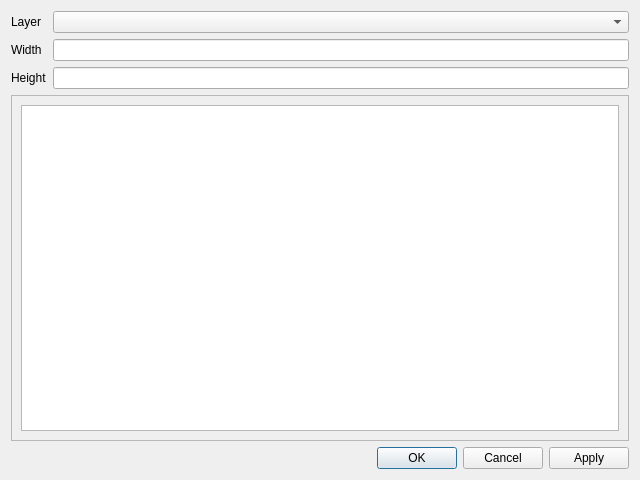
First picture: the form in dsvedit/layers_editor.ui, repository LagoLunatic/DSVEdit, before the edit.
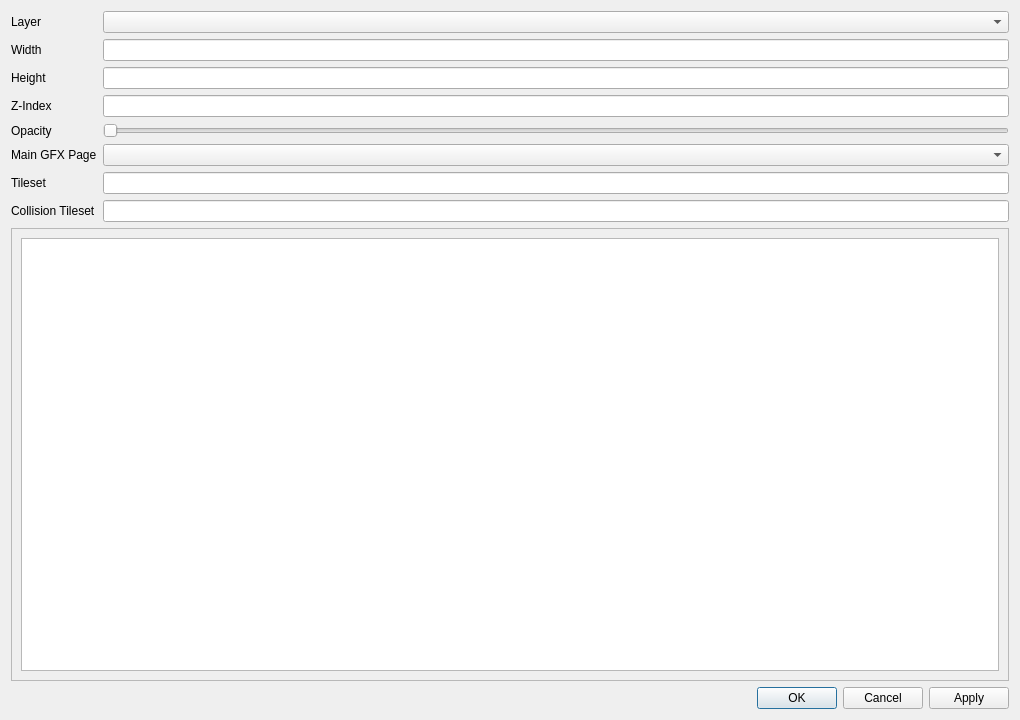
Second picture: the form after the edit.

The edit to the form file:
```diff
--- a/dsvedit/layers_editor.ui
+++ b/dsvedit/layers_editor.ui
@@ -6,8 +6,8 @@
    <rect>
     <x>0</x>
     <y>0</y>
-    <width>640</width>
-    <height>480</height>
+    <width>1020</width>
+    <height>720</height>
    </rect>
   </property>
   <property name="windowTitle">
@@ -49,6 +49,63 @@
      <item row="3" column="1">
       <widget class="QLineEdit" name="height"/>
      </item>
+     <item row="4" column="0">
+      <widget class="QLabel" name="label_4">
+       <property name="text">
+        <string>Z-Index</string>
+       </property>
+      </widget>
+     </item>
+     <item row="5" column="0">
+      <widget class="QLabel" name="label_5">
+       <property name="text">
+        <string>Opacity</string>
+       </property>
+      </widget>
+     </item>
+     <item row="5" column="1">
+      <widget class="QSlider" name="opacity">
+       <property name="maximum">
+        <number>31</number>
+       </property>
+       <property name="orientation">
+        <enum>Qt::Horizontal</enum>
+       </property>
+      </widget>
+     </item>
+     <item row="4" column="1">
+      <widget class="QLineEdit" name="z_index"/>
+     </item>
+     <item row="6" column="0">
+      <widget class="QLabel" name="label_6">
+       <property name="text">
+        <string>Main GFX Page</string>
+       </property>
+      </widget>
+     </item>
+     <item row="6" column="1">
+      <widget class="QComboBox" name="main_gfx_page_index"/>
+     </item>
+     <item row="7" column="0">
+      <widget class="QLabel" name="label_7">
+       <property name="text">
+        <string>Tileset</string>
+       </property>
+      </widget>
+     </item>
+     <item row="8" column="0">
+      <widget class="QLabel" name="label_8">
+       <property name="text">
+        <string>Collision Tileset</string>
+       </property>
+      </widget>
+     </item>
+     <item row="7" column="1">
+      <widget class="QLineEdit" name="tileset"/>
+     </item>
+     <item row="8" column="1">
+      <widget class="QLineEdit" name="collision_tileset"/>
+     </item>
     </layout>
    </item>
    <item>
@@ -67,8 +124,8 @@
        <rect>
         <x>0</x>
         <y>0</y>
-        <width>616</width>
-        <height>325</height>
+        <width>996</width>
+        <height>420</height>
        </rect>
       </property>
       <layout class="QVBoxLayout" name="verticalLayout_2">
```
